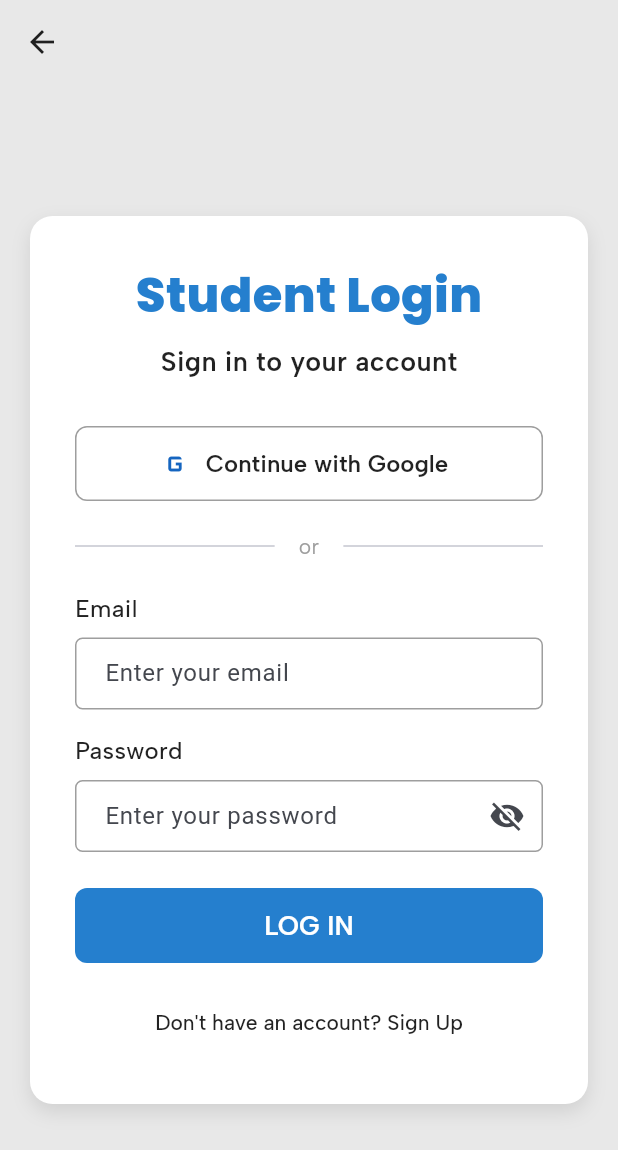
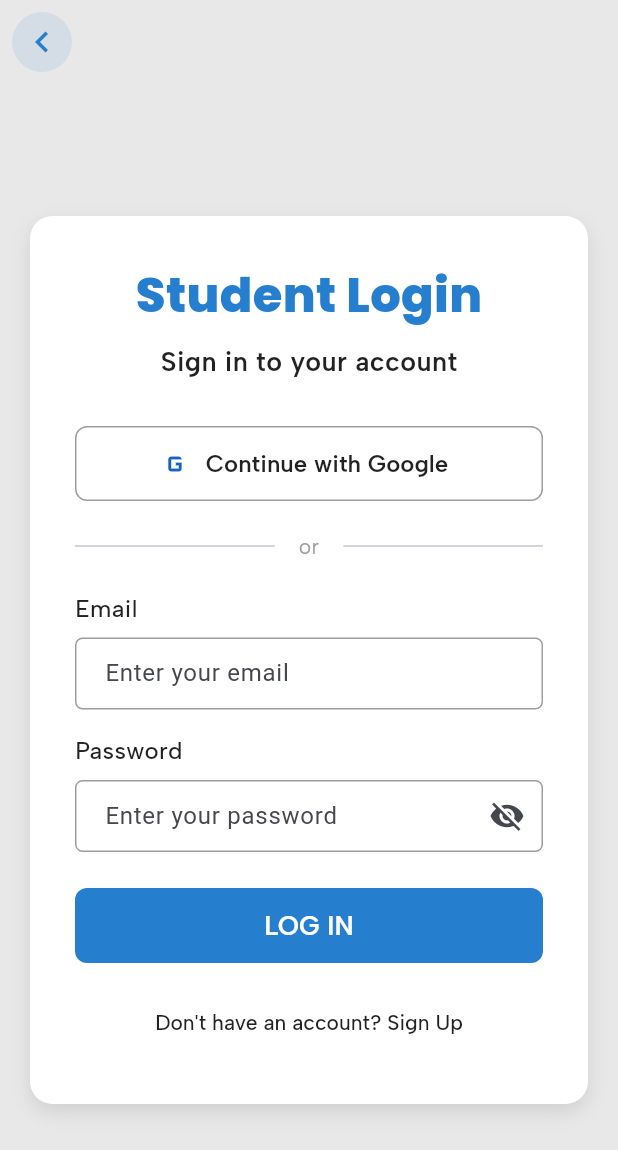
Before and after one commit to Day-Ones/EDUSYNC-DayOnes, a Flutter app: the screen it shows after launch, after a tap on "Student", on a phone screen of 412 x 824 dp. Shown: the top 1150 px of the screen. Run offline on Flutter 3.47's test engine with Material 3 defaults, Android fonts, the phone set to English and light mode, and no system bars; our stand-ins replace cloud_firestore, connectivity_plus, firebase_auth, firebase_core, flutter_colorpicker, flutter_local_notifications and 11 more; missing offline and left inert: mobile_scanner; accounts and stored records are empty; network calls fail.

Commit message:
refactor: update AppBar with circular back button

```diff
--- a/lib/screens/login_screen.dart
+++ b/lib/screens/login_screen.dart
@@ -62,11 +62,22 @@ class _LoginScreenState extends State<LoginScreen> {
           automaticallyImplyLeading: false,
           backgroundColor: Colors.transparent,
           elevation: 0,
-          leading: IconButton(
-            icon: const Icon(Icons.arrow_back, color: Colors.black87),
-            onPressed: () {
-              Navigator.pop(context);
-            },
+          leading: Padding(
+            padding: const EdgeInsets.all(8.0),
+            child: GestureDetector(
+              onTap: () => Navigator.pop(context),
+              child: Container(
+                decoration: BoxDecoration(
+                  shape: BoxShape.circle,
+                  color: const Color(0xFF257FCE).withOpacity(0.1),
+                ),
+                child: const Icon(
+                  Icons.chevron_left,
+                  color: Color(0xFF257FCE),
+                  size: 28,
+                ),
+              ),
+            ),
           ),
         ),
         body: SafeArea(
```
